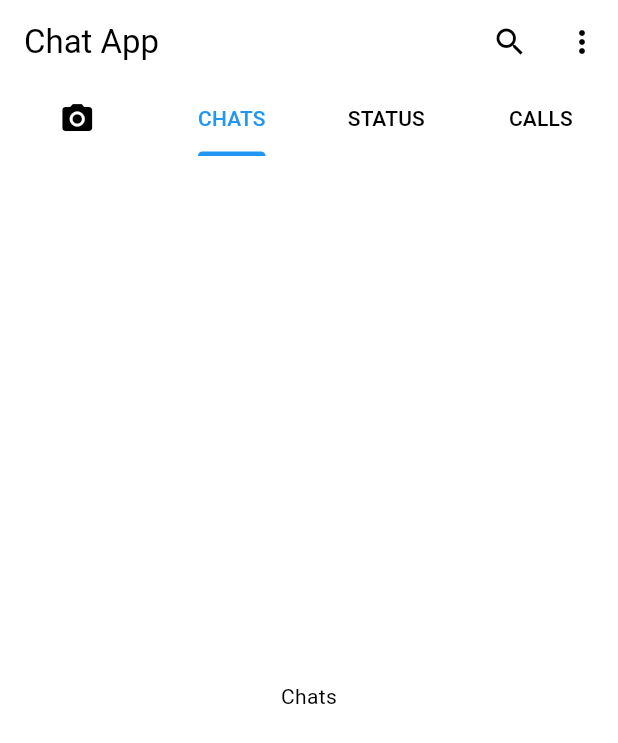
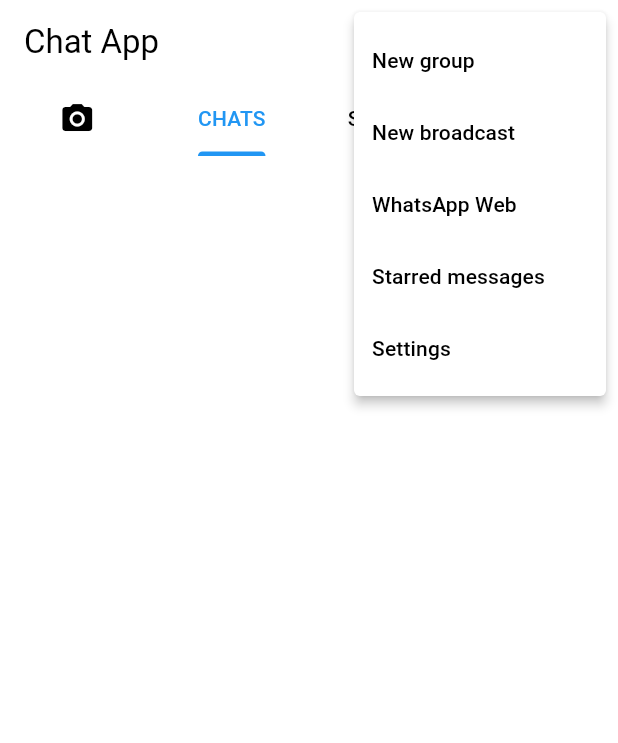
Before and after one commit to mrHeinrichh/ChatApp, a Flutter app: the screen it shows after launch, tab 2 chosen, after a tap on the "more vert" icon, on a phone screen of 412 x 824 dp. Shown: the top 743 px of the screen. Run offline on Flutter 3.47's test engine with Material 3 defaults, Android fonts, the phone set to English and light mode, and no system bars.

Commit message:
update 20 files and create 1 file

```diff
--- /dev/null
+++ b/lib/Pages/ChatPage.dart
@@ -0,0 +1,15 @@
+import 'package:flutter/material.dart';
+
+class ChatPage extends StatefulWidget {
+  const ChatPage({super.key});
+
+  @override
+  State<ChatPage> createState() => _ChatPageState();
+}
+
+class _ChatPageState extends State<ChatPage> {
+  @override
+  Widget build(BuildContext context) {
+    return const Scaffold();
+  }
+}
--- a/lib/Screens/Homescreen.dart
+++ b/lib/Screens/Homescreen.dart
@@ -1,4 +1,5 @@
 import 'package:flutter/material.dart';
+import 'package:ChatApp/Pages/ChatPage.dart';
 
 class Homescreen extends StatefulWidget {
   const Homescreen({super.key});
@@ -26,10 +27,14 @@
             icon: const Icon(Icons.search),
             onPressed: () {},
           ),
-          IconButton(
-            icon: const Icon(Icons.more_vert),
-            onPressed: () {},
-          ),
+          PopupMenuButton(
+              itemBuilder: (context) => [
+                    const PopupMenuItem(child: Text('New group')),
+                    const PopupMenuItem(child: Text('New broadcast')),
+                    const PopupMenuItem(child: Text('WhatsApp Web')),
+                    const PopupMenuItem(child: Text('Starred messages')),
+                    const PopupMenuItem(child: Text('Settings')),
+                  ]),
         ],
         bottom: TabBar(controller: _tabController, tabs: const [
           Tab(icon: Icon(Icons.camera_alt)),
@@ -40,7 +45,7 @@
       ),
       body: TabBarView(controller: _tabController, children: const [
         Center(child: Text('Camera')),
-        Center(child: Text('Chats')),
+        ChatPage(),
         Center(child: Text('Status')),
         Center(child: Text('Calls')),
       ]),
--- a/lib/main.dart
+++ b/lib/main.dart
@@ -1,4 +1,4 @@
-import 'package:chatapp/Screens/Homescreen.dart';
+import 'package:ChatApp/Screens/Homescreen.dart';
 import 'package:flutter/material.dart';
 
 void main() {
```
Also changed, not shown: pubspec.yaml (+3 -5 lines), 17 other files.
